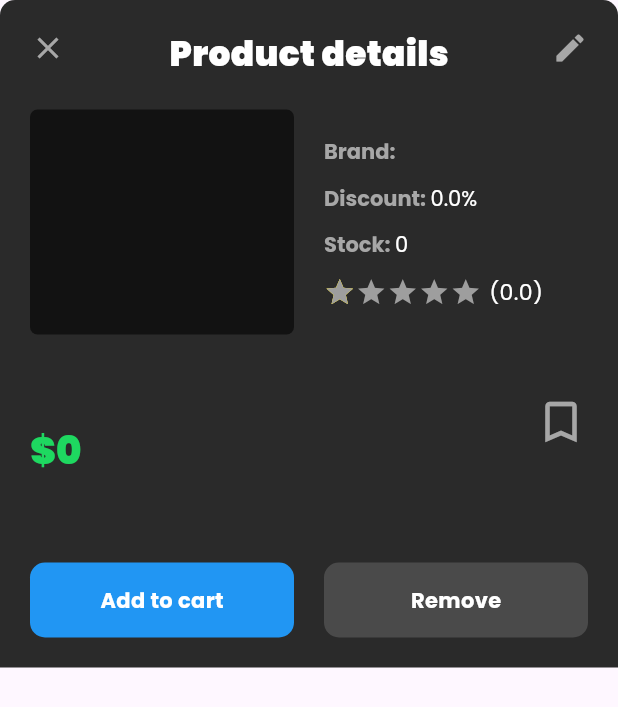
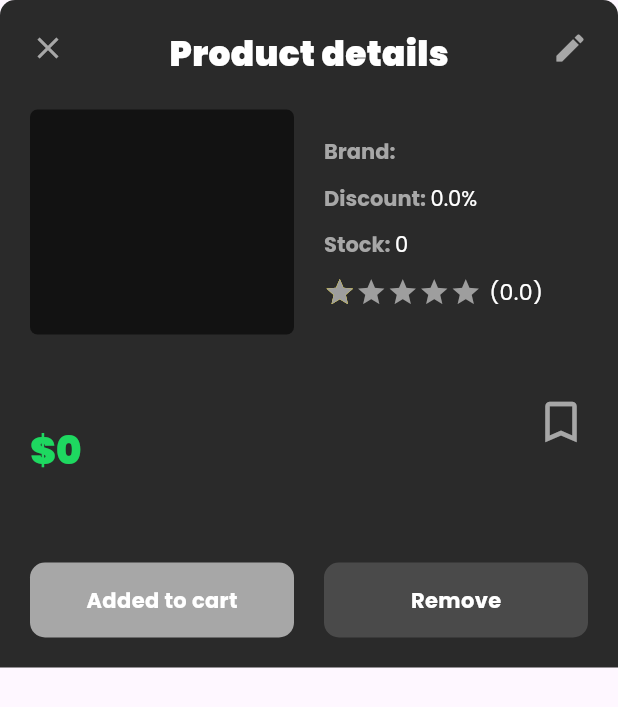
Before and after one commit to helkaloic/simple_products, a Flutter app: the CustomBottomSheetView widget shown alone on an empty page, opened directly with empty values, after a tap on "Add to cart", on a phone screen of 412 x 824 dp. Shown: the top 707 px of the screen. Run offline on Flutter 3.47's test engine with Material 2 defaults, Android fonts, the light colour scheme and no system bars; drawn by our look-alikes of carousel_slider; our stand-ins replace flutter_screenutil, go_router, google_fonts, image_picker; network calls fail.

Commit message:
add & remove carts

```diff
--- a/lib/config/routes/route_manager.dart
+++ b/lib/config/routes/route_manager.dart
@@ -2,6 +2,7 @@ import 'package:go_router/go_router.dart';
 import 'package:simple_products/models/product_model.dart';
 import 'package:simple_products/utils/navigator.dart';
 import 'package:simple_products/views/bookmark/bookmark_view.dart';
+import 'package:simple_products/views/cart/cart_view.dart';
 import 'package:simple_products/views/home/product_add_view.dart';
 import 'package:simple_products/views/home/product_update_view.dart';
 import 'package:simple_products/views/home/product_list_view.dart';
@@ -56,6 +57,10 @@ final GoRouter router = GoRouter(
       ],
       builder: (context, state, navigationShell) =>
           MainScreen(nagivationShell: navigationShell),
-    )
+    ),
+    GoRoute(
+      path: AppRoute.cart,
+      builder: (context, state) => const CartView(),
+    ),
   ],
 );
--- a/lib/config/routes/routes.dart
+++ b/lib/config/routes/routes.dart
@@ -7,4 +7,6 @@ class AppRoute {
 
   static const String search = '/search';
   static const String bookmark = '/bookmark';
+
+  static const String cart = '/cart';
 }
--- a/lib/view_model/product_view_model.dart
+++ b/lib/view_model/product_view_model.dart
@@ -20,8 +20,34 @@ class ProductViewModel extends ChangeNotifier {
   final desController = TextEditingController();
   final stockController = TextEditingController();
 
+  List<ProductModel> carts = [];
   List<ProductModel>? products;
   String? _imageName;
+
+  removeAllCart() {
+    carts.clear();
+    navigationService.showMessage('Removed all product in cart!');
+    notifyListeners();
+  }
+
+  removeFromCart(ProductModel product) {
+    if (carts.contains(product)) {
+      carts.remove(product);
+      navigationService.showMessage('Removed ${product.title} from cart');
+      notifyListeners();
+    } else {
+      navigationService.showMessage('Already removed from cart!');
+    }
+  }
+
+  addToCart(ProductModel product) {
+    if (!carts.contains(product)) {
+      carts.add(product);
+      notifyListeners();
+    } else {
+      navigationService.showMessage('Already added to cart!');
+    }
+  }
 
   deleteProduct(ProductModel product, int index) async {
     navigationService.showLoader();
@@ -30,7 +56,7 @@ class ProductViewModel extends ChangeNotifier {
     navigationService.back();
     if (response != null) {
       products!.removeAt(index);
-      navigationService.showMessage('Deleted ${product.title}');
+      navigationService.showMessage('Removed: ${product.title}');
       notifyListeners();
     }
   }
--- a/lib/views/components/custom_bottom_sheet_view.dart
+++ b/lib/views/components/custom_bottom_sheet_view.dart
@@ -10,7 +10,7 @@ import 'package:simple_products/utils/utils.dart';
 import 'package:simple_products/view_model/product_view_model.dart';
 import 'package:simple_products/views/components/custom_rating_bar_view.dart';
 
-class CustomBottomSheetView extends StatefulWidget {
+class CustomBottomSheetView extends StatelessWidget {
   const CustomBottomSheetView({
     super.key,
     required this.product,
@@ -21,14 +21,8 @@ class CustomBottomSheetView extends StatefulWidget {
   final int index;
 
   @override
-  State<CustomBottomSheetView> createState() => _CustomBottomSheetViewState();
-}
-
-class _CustomBottomSheetViewState extends State<CustomBottomSheetView> {
-  @override
   Widget build(BuildContext context) {
     final size = MediaQuery.of(context).size;
-    final viewModel = context.watch<ProductViewModel>();
     return Container(
       width: size.width,
       decoration: const BoxDecoration(
@@ -45,7 +39,7 @@ class _CustomBottomSheetViewState extends State<CustomBottomSheetView> {
             mainAxisSize: MainAxisSize.min,
             crossAxisAlignment: CrossAxisAlignment.start,
             children: [
-              topTitle(viewModel),
+              topTitle(),
               addHeightSpace(MEDIUM_PADDING),
               Row(
                 mainAxisSize: MainAxisSize.max,
@@ -56,7 +50,7 @@ class _CustomBottomSheetViewState extends State<CustomBottomSheetView> {
                 ],
               ),
               addHeightSpace(MEDIUM_PADDING),
-              titleAndPriceProduct(viewModel),
+              titleAndPriceProduct(),
               addHeightSpace(SMALL_PADDING),
               productDescription(),
               addHeightSpace(MEDIUM_PADDING),
@@ -68,23 +62,27 @@ class _CustomBottomSheetViewState extends State<CustomBottomSheetView> {
     );
   }
 
-  Row buttons() {
+  Widget buttons() {
+    return Consumer<ProductViewModel>(
+      builder: (context, viewModel, child) {
+        final isAddedToCart = viewModel.carts.contains(product);
         return Row(
           children: [
             Expanded(
               child: GestureDetector(
-            onTap: () {},
+                onTap:
+                    isAddedToCart ? () {} : () => viewModel.addToCart(product),
                 child: Container(
                   padding: const EdgeInsets.symmetric(
                     vertical: 15,
                   ),
                   decoration: BoxDecoration(
-                color: AppColor.blue,
+                    color: isAddedToCart ? AppColor.textGrey : AppColor.blue,
                     borderRadius: BorderRadius.circular(SMALL_PADDING),
                   ),
                   child: Center(
                     child: Text(
-                  'Add to cart',
+                      isAddedToCart ? 'Added to cart' : 'Add to cart',
                       style: AppTheme.mediumText.copyWith(
                         fontWeight: FontWeight.bold,
                       ),
@@ -96,7 +94,10 @@ class _CustomBottomSheetViewState extends State<CustomBottomSheetView> {
             addWidthSpace(MEDIUM_PADDING),
             Expanded(
               child: GestureDetector(
-            onTap: () {},
+                onTap: () {
+                  viewModel.deleteProduct(product, index);
+                  viewModel.navigationService.back();
+                },
                 child: Container(
                   padding: const EdgeInsets.symmetric(
                     vertical: 15,
@@ -118,11 +119,13 @@ class _CustomBottomSheetViewState extends State<CustomBottomSheetView> {
             ),
           ],
         );
+      },
+    );
   }
 
   Text productDescription() {
     return Text(
-      widget.product.description ?? '',
+      product.description ?? '',
       overflow: TextOverflow.ellipsis,
       maxLines: 6,
       textAlign: TextAlign.justify,
@@ -135,8 +138,9 @@ class _CustomBottomSheetViewState extends State<CustomBottomSheetView> {
     );
   }
 
-  Row titleAndPriceProduct(ProductViewModel viewModel) {
-    return Row(
+  Widget titleAndPriceProduct() {
+    return Consumer<ProductViewModel>(
+      builder: (context, viewModel, child) => Row(
         mainAxisAlignment: MainAxisAlignment.spaceBetween,
         children: [
           Expanded(
@@ -146,7 +150,7 @@ class _CustomBottomSheetViewState extends State<CustomBottomSheetView> {
               crossAxisAlignment: CrossAxisAlignment.start,
               children: [
                 Text(
-                widget.product.title ?? '',
+                  product.title ?? '',
                   maxLines: 2,
                   overflow: TextOverflow.ellipsis,
                   style: AppTheme.bigTitle.copyWith(
@@ -155,7 +159,7 @@ class _CustomBottomSheetViewState extends State<CustomBottomSheetView> {
                 ),
                 addHeightSpace(SMALL_PADDING),
                 Text(
-                '\$${widget.product.price ?? ''}',
+                  '\$${product.price ?? ''}',
                   style: AppTheme.bigTitle.copyWith(
                     fontSize: 56.sp,
                     color: AppColor.green,
@@ -165,14 +169,14 @@ class _CustomBottomSheetViewState extends State<CustomBottomSheetView> {
             ),
           ),
           GestureDetector(
-          onTap: () => viewModel.setBookmark(widget.index),
+            onTap: () => viewModel.setBookmark(index),
             child: Padding(
               padding: const EdgeInsets.only(
                 top: SMALL_PADDING,
                 bottom: SMALL_PADDING,
               ),
               child: Icon(
-              widget.product.bookmark
+                product.bookmark
                     ? Icons.bookmark_outlined
                     : Icons.bookmark_border_outlined,
                 color: AppColor.textGrey,
@@ -181,6 +185,7 @@ class _CustomBottomSheetViewState extends State<CustomBottomSheetView> {
             ),
           ),
         ],
+      ),
     );
   }
 
@@ -200,7 +205,7 @@ class _CustomBottomSheetViewState extends State<CustomBottomSheetView> {
                   ),
                 ),
                 TextSpan(
-                  text: '${widget.product.brand}',
+                  text: '${product.brand}',
                   style: AppTheme.mediumText,
                 ),
               ],
@@ -220,7 +225,7 @@ class _CustomBottomSheetViewState extends State<CustomBottomSheetView> {
                   ),
                 ),
                 TextSpan(
-                  text: '${widget.product.discountPercentage}%',
+                  text: '${product.discountPercentage}%',
                   style: AppTheme.mediumText,
                 ),
               ],
@@ -239,7 +244,7 @@ class _CustomBottomSheetViewState extends State<CustomBottomSheetView> {
                   ),
                 ),
                 TextSpan(
-                  text: '${widget.product.stock}',
+                  text: '${product.stock}',
                   style: AppTheme.mediumText,
                 ),
               ],
@@ -248,7 +253,7 @@ class _CustomBottomSheetViewState extends State<CustomBottomSheetView> {
           ),
           addHeightSpace(SMALL_PADDING),
           RatingBarView(
-            rating: widget.product.rating ?? 0.0,
+            rating: product.rating ?? 0.0,
             size: 21,
           ),
         ],
@@ -268,9 +273,9 @@ class _CustomBottomSheetViewState extends State<CustomBottomSheetView> {
         child: ClipRRect(
           borderRadius: BorderRadius.circular(5),
           child: CarouselSlider.builder(
-            itemCount: widget.product.images!.length,
+            itemCount: product.images!.length,
             itemBuilder: (context, index, realIndex) => CachedNetworkImage(
-              imageUrl: widget.product.images![index],
+              imageUrl: product.images![index],
               errorWidget: (context, url, error) => errorImage(),
               placeholder: (context, url) => loadingImage(),
               height: 150,
@@ -287,8 +292,9 @@ class _CustomBottomSheetViewState extends State<CustomBottomSheetView> {
     );
   }
 
-  Stack topTitle(ProductViewModel viewModel) {
-    return Stack(
+  Widget topTitle() {
+    return Consumer<ProductViewModel>(
+      builder: (context, viewModel, child) => Stack(
         children: [
           GestureDetector(
             onTap: () => viewModel.navigationService.back(),
@@ -298,7 +304,7 @@ class _CustomBottomSheetViewState extends State<CustomBottomSheetView> {
             ),
           ),
           GestureDetector(
-          onTap: () => viewModel.navigateToEdit(widget.product),
+            onTap: () => viewModel.navigateToEdit(product),
             child: const Align(
               alignment: Alignment.centerRight,
               child: Icon(Icons.edit, color: AppColor.textGrey),
@@ -314,6 +320,7 @@ class _CustomBottomSheetViewState extends State<CustomBottomSheetView> {
             ),
           ),
         ],
+      ),
     );
   }
 }
--- a/lib/views/home/product_list_view.dart
+++ b/lib/views/home/product_list_view.dart
@@ -43,6 +43,47 @@ class _ProductListViewState extends State<ProductListView> {
       )),
       backgroundColor: AppColor.cardGrey,
       centerTitle: true,
+      leading: Consumer<ProductViewModel>(
+        builder: (context, viewModel, child) => GestureDetector(
+          onTap: () => context.push(AppRoute.cart),
+          child: Container(
+            margin: const EdgeInsets.only(
+              left: MEDIUM_PADDING,
+              top: SMALL_PADDING,
+              bottom: SMALL_PADDING,
+            ),
+            child: Stack(
+              alignment: Alignment.center,
+              children: [
+                Container(
+                  color: Colors.transparent,
+                  child: const Icon(Icons.shopping_bag_outlined,
+                      color: Colors.white),
+                ),
+                if (viewModel.carts.isNotEmpty)
+                  Align(
+                    alignment: Alignment.topRight,
+                    child: ClipOval(
+                      child: Container(
+                        color: Colors.redAccent,
+                        height: 18,
+                        width: 18,
+                        child: Center(
+                          child: Text(
+                            viewModel.carts.length.toString(),
+                            style: AppTheme.mediumText.copyWith(
+                              fontSize: 12,
+                            ),
+                          ),
+                        ),
+                      ),
+                    ),
+                  ),
+              ],
+            ),
+          ),
+        ),
+      ),
       actions: [
         GestureDetector(
           onTap: () => context.push(AppRoute.addProduct),
@@ -57,8 +98,8 @@ class _ProductListViewState extends State<ProductListView> {
 
   Widget gridviewProducts() {
     final size = MediaQuery.of(context).size;
-    final viewModel = context.watch<ProductViewModel>();
-    return RefreshIndicator(
+    return Consumer<ProductViewModel>(
+      builder: (context, viewModel, child) => RefreshIndicator(
         onRefresh: () => viewModel.getAllProducts(),
         backgroundColor: AppColor.cardGrey,
         color: AppColor.green,
@@ -84,12 +125,13 @@ class _ProductListViewState extends State<ProductListView> {
                       child: ProductCardView(
                         size: size,
                         model: product,
-                      onBookmark: () => viewModel.setBookmark(index),
+                        onFunction: () => viewModel.setBookmark(index),
                       ),
                     );
                   },
                 ),
         ),
+      ),
     );
   }
 }
```
Also changed, not shown: lib/views/cart/cart_view.dart (added, +95 -0 lines), lib/views/components/product_card_view.dart (+16 -9 lines). Lines whose indentation alone changed are shown as unchanged.
